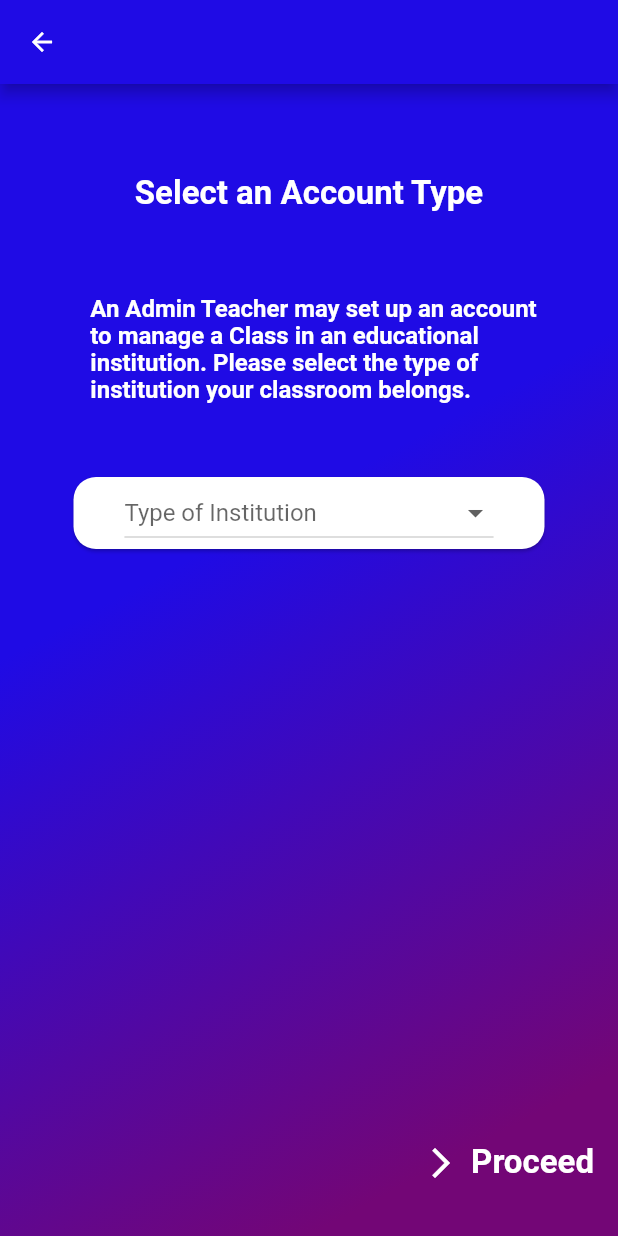
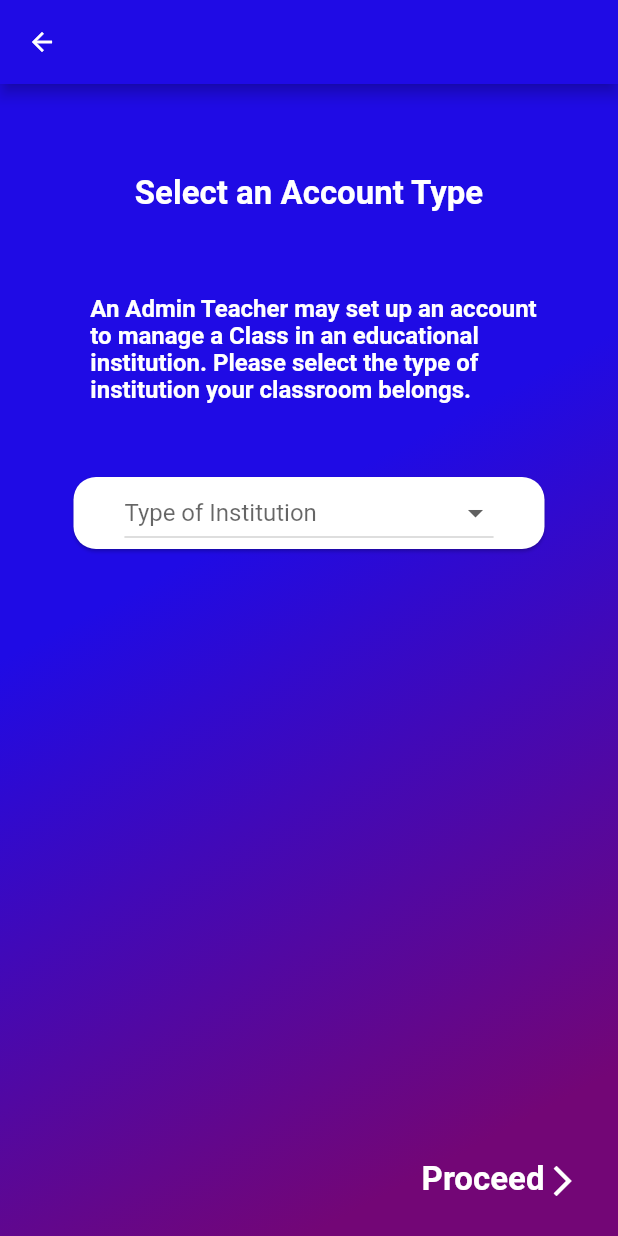
Before and after one commit to innoventix-solutions/Quizable, a Flutter app: the screen11 screen opened directly, on a phone screen of 412 x 824 dp. Run offline on Flutter 3.47's test engine with Material 2 defaults, Android fonts, the phone set to English and light mode, and no system bars; our stand-ins replace fluttertoast; Roboto replaces fonts that are missing (yu).

Commit message:
Commit 21

```diff
--- a/lib/main.dart
+++ b/lib/main.dart
@@ -28,7 +28,7 @@ class MyApp extends StatelessWidget {
   Widget build(BuildContext context) {
     return MaterialApp(
       theme: ThemeData(fontFamily: 'yu'),
-      home: splash(),debugShowCheckedModeBanner: false,
+      home: screen11(),debugShowCheckedModeBanner: false,
     routes: {
       'signup_teacher':(context)=>sec(),
       'login':(context)=>third(),
--- a/lib/screen11.dart
+++ b/lib/screen11.dart
@@ -77,21 +77,15 @@ class _screen11State extends State<screen11> {
 
                 Expanded(
                   child: Padding(
-                    padding: const EdgeInsets.only(bottom: 25),
-                    child: Row(mainAxisAlignment: MainAxisAlignment.end,
-                      crossAxisAlignment: CrossAxisAlignment.end,
-                      children: <Widget>[
-                        FlatButton.icon(
-
-                          label: Text('Proceed',
-                            style: TextStyle(color: white,fontSize: 22,fontWeight: FontWeight.bold),),
-                          icon: Icon(Icons.arrow_forward_ios,color: white,),
-
-                          onPressed: () {
-                            //Code to execute when Floating Action Button is clicked
-                            //...
-                          }, ),
-                        ],),
+                    padding: const EdgeInsets.only(bottom: 25,right: 25),
+                    child: GestureDetector(
+                      child: Row(mainAxisAlignment: MainAxisAlignment.end,
+                        crossAxisAlignment: CrossAxisAlignment.end,
+                        children: <Widget>[
+                        Text('Proceed',style: TextStyle(fontSize: 22,fontWeight: FontWeight.bold,color: white),
+                        ),Icon(Icons.arrow_forward_ios,color: white,)
+                          ],),onTap: (){},
+                    ),
                   ),
                 )
 
```
